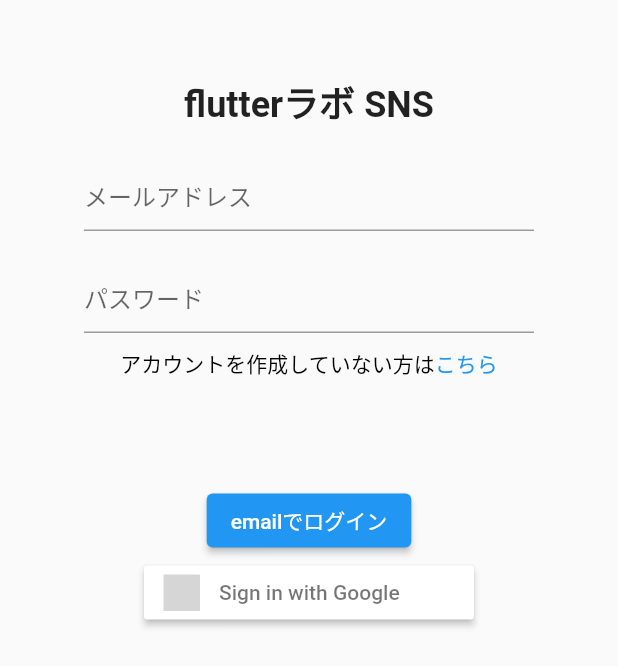
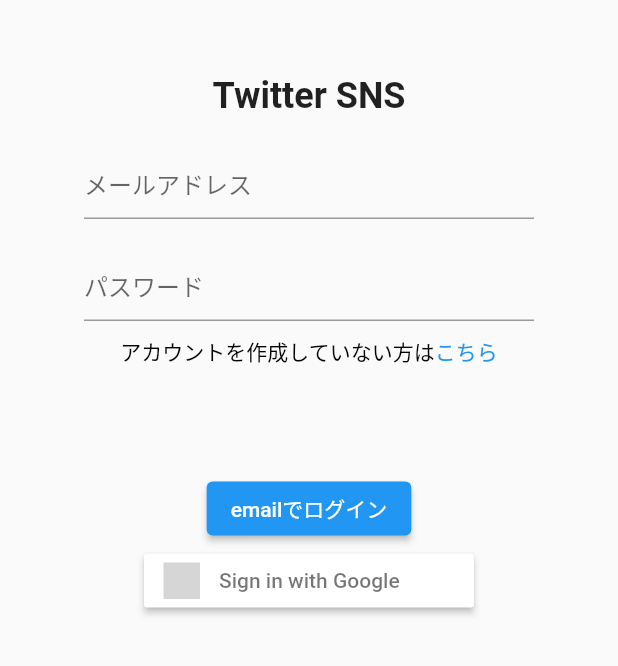
Before and after one commit to takuowake/twitter, a Flutter app: the screen it shows after launch, on a phone screen of 412 x 824 dp. Shown: the top 666 px of the screen. Run offline on Flutter 3.47's test engine with Material 2 defaults, Android fonts, the phone set to English and light mode, and no system bars; our stand-ins replace cloud_firestore, firebase_auth, firebase_core, firebase_storage, flutter_signin_button, google_sign_in and 1 more; accounts and stored records are empty; grey boxes are pictures that could not be loaded.

```diff
--- a/lib/main.dart
+++ b/lib/main.dart
@@ -1,6 +1,5 @@
 import 'package:firebase_core/firebase_core.dart';
 import 'package:flutter/material.dart';
-import 'package:flutterlabo_twitter/view/screen.dart';
 import 'package:flutterlabo_twitter/view/start_up/login_page.dart';
 
 void main() async{
--- a/lib/view/start_up/login_page.dart
+++ b/lib/view/start_up/login_page.dart
@@ -27,7 +27,7 @@
           child: Column(
             children: [
               SizedBox(height: 50,),
-              Text('flutterラボ SNS', style: TextStyle(fontSize: 24, fontWeight: FontWeight.bold),),
+              Text('Twitter SNS', style: TextStyle(fontSize: 24, fontWeight: FontWeight.bold),),
               Padding(
                 padding: const EdgeInsets.symmetric(vertical: 20.0),
                 child: Container(
```
Also changed, not shown: pubspec.lock.
